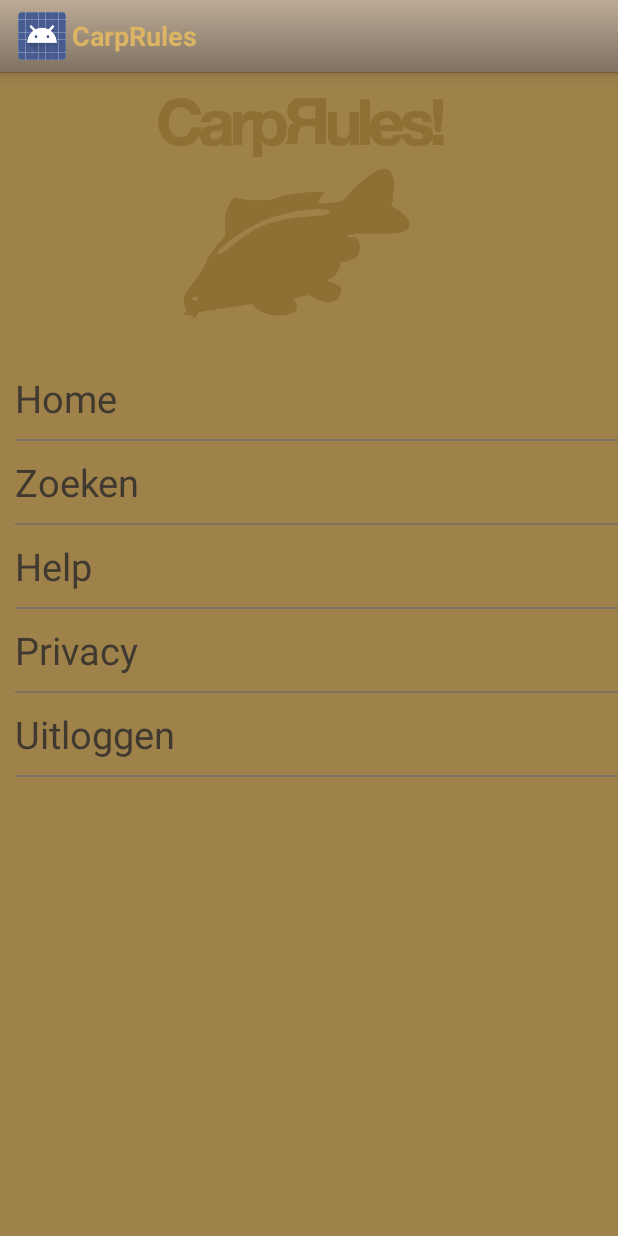
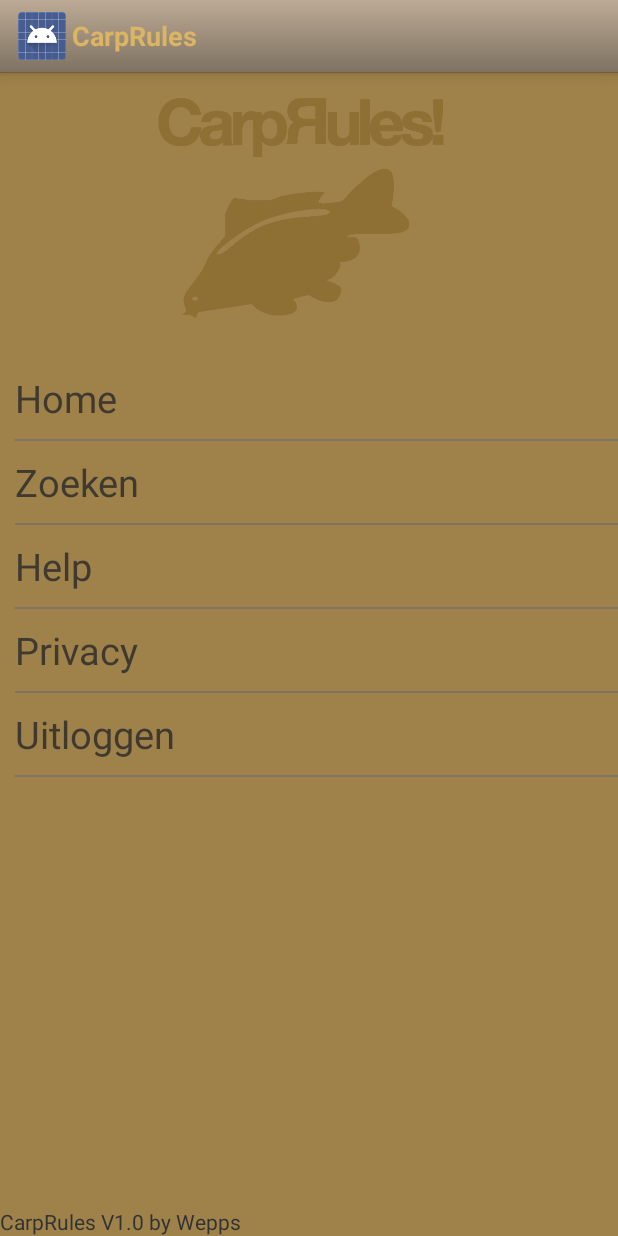
Before and after one commit to BennetLinden/Karper_Android, an Android app: the fragment DrawerFragment shown on its own in the app's theme, on a phone screen of 412 x 824 dp. Run offline under Robolectric (Android 15) with nearby library versions, the phone set to English and light mode, and no system bars.

Commit message:
Version number and Wepps credit in bottom of drawer

```diff
--- a/app/src/main/res/layout/fragment_drawer.xml
+++ b/app/src/main/res/layout/fragment_drawer.xml
@@ -12,8 +12,12 @@
         android:src="@drawable/carprules_logo"
         android:layout_centerHorizontal="true" />
 
+    <ScrollView
+        android:layout_width="match_parent"
+        android:layout_height="match_parent"
+        android:layout_marginBottom="10dp"
+        android:layout_below="@id/karper_icon">
     <LinearLayout
-        android:layout_below="@id/karper_icon"
         android:layout_width="match_parent"
         android:layout_height="fill_parent"
         android:paddingLeft="10dp"
@@ -95,5 +99,12 @@
             android:background="@color/actionbar_color_end"/>
 
     </LinearLayout>
+    </ScrollView>
+
+    <TextView
+        android:layout_width="wrap_content"
+        android:layout_height="wrap_content"
+        android:text="CarpRules V1.0 by Wepps"
+        android:layout_alignParentBottom="true"/>
 
 </RelativeLayout>
```
Also changed, not shown: 1 other file.
